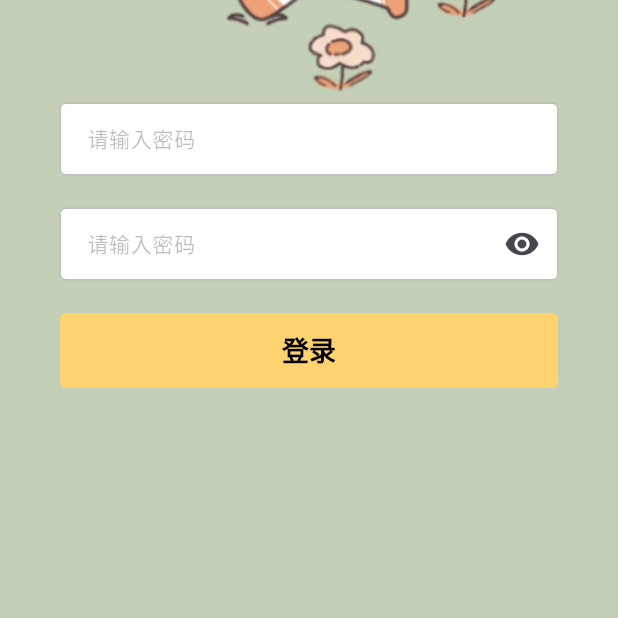
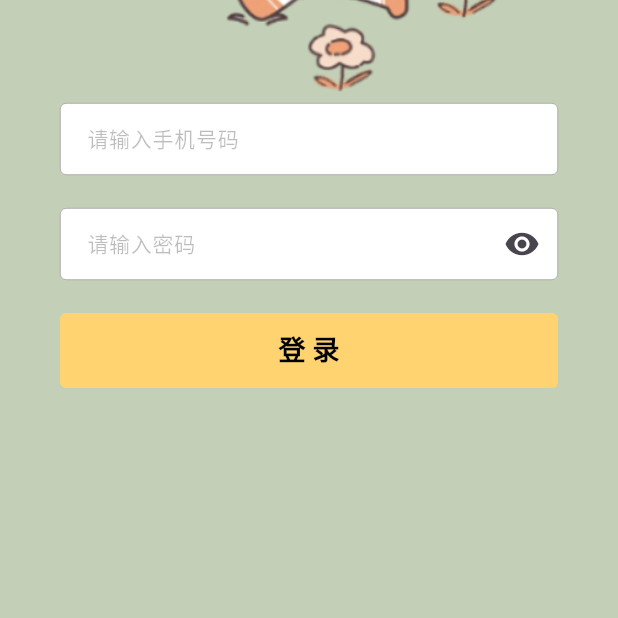
Before and after one commit to tiandi0228/expire, a Flutter app: the LoginScreen screen opened by its route, on a phone screen of 412 x 824 dp, the part 618-1236 px from its top. Run offline on Flutter 3.47's test engine with Material 3 defaults, Android fonts, the light colour scheme and no system bars; our stand-ins replace calendar_date_picker2, dio, fluro, flutter_staggered_animations, flutter_svg, shared_preferences; missing offline and left inert: common_utils, ftoast, tray_manager, uni_platform, window_manager; accounts and stored records are empty.

Commit message:
update:完成初步ui

```diff
--- a/lib/main.dart
+++ b/lib/main.dart
@@ -3,6 +3,7 @@ import 'package:expire/router/router.dart';
 import 'package:expire/screens/splash/splash_screen.dart';
 import 'package:flutter/material.dart';
 import 'package:flutter/services.dart';
+import 'package:flutter_localizations/flutter_localizations.dart';
 import 'package:uni_platform/uni_platform.dart';
 import 'package:window_manager/window_manager.dart';
 
@@ -50,6 +51,10 @@ class MyApp extends StatelessWidget {
   Widget build(BuildContext context) {
     return MaterialApp(
       debugShowCheckedModeBanner: false,
+      localizationsDelegates: GlobalMaterialLocalizations.delegates,
+      supportedLocales: const [
+        Locale('zh', ''),
+      ],
       theme: ThemeData(
         scaffoldBackgroundColor: backgroundColor,
       ),
--- a/lib/screens/login/widgets/body.dart
+++ b/lib/screens/login/widgets/body.dart
@@ -2,6 +2,8 @@ import 'dart:async';
 
 import 'package:common_utils/common_utils.dart';
 import 'package:expire/store/local_storage.dart';
+import 'package:expire/widgets/button_widget.dart';
+import 'package:expire/widgets/input_widget.dart';
 import 'package:flutter/material.dart';
 import 'package:ftoast/ftoast.dart';
 
@@ -20,7 +22,7 @@ class _BodyState extends State<Body> {
   final TextEditingController _pwdController = TextEditingController();
 
   // 登录
-  void _onLogin(BuildContext context) async {
+  Future<void> _onLogin(BuildContext context) async {
     if (!RegexUtil.isMobileExact(_usernameController.value.text)) {
       FToast.toast(
         context,
@@ -88,11 +90,21 @@ class _BodyState extends State<Body> {
                 Padding(
                     padding: EdgeInsets.only(
                         top: MediaQuery.of(context).size.height / 12)),
-                _buildPhoneInput(),
+                HCInput(
+                  controller: _usernameController,
+                  hintText: '请输入手机号码',
+                ),
                 const Padding(padding: EdgeInsets.only(top: 20)),
-                _buildPasswordInput(),
+                HCInput(
+                  controller: _pwdController,
+                  hintText: '请输入密码',
+                  obscureText: true,
+                ),
                 const Padding(padding: EdgeInsets.only(top: 20)),
-                _buildSubmit(context),
+                HCButton(
+                  onPressed: () => _onLogin(context),
+                  text: '登 录',
+                ),
               ],
             ),
           ),
@@ -114,121 +126,4 @@ class _BodyState extends State<Body> {
       ),
     );
   }
-
-  // 手机号码
-  Widget _buildPhoneInput() {
-    return Container(
-      width: MediaQuery.of(context).size.width,
-      height: 50,
-      padding: EdgeInsets.zero,
-      child: TextFormField(
-        controller: _usernameController,
-        keyboardType: TextInputType.visiblePassword,
-        decoration: const InputDecoration(
-          contentPadding: EdgeInsets.only(left: 14.0, bottom: 8.0, top: 8.0),
-          filled: true,
-          fillColor: Colors.white,
-          focusedBorder: OutlineInputBorder(
-            borderSide: BorderSide(
-              color: Colors.grey,
-              width: 0.5,
-            ),
-          ),
-          enabledBorder: OutlineInputBorder(
-            borderSide: BorderSide(
-              color: Colors.black38,
-              width: 0.5,
-            ),
-          ),
-          hintText: "请输入密码",
-          hintStyle: TextStyle(
-            fontSize: 14,
-            color: Colors.black26,
-          ),
-        ),
-        cursorColor: Colors.black,
-      ),
-    );
-  }
-
-  // 密码
-  Widget _buildPasswordInput() {
-    return Container(
-      width: MediaQuery.of(context).size.width,
-      height: 50,
-      padding: EdgeInsets.zero,
-      child: TextFormField(
-        controller: _pwdController,
-        keyboardType: TextInputType.visiblePassword,
-        decoration: InputDecoration(
-          contentPadding:
-              const EdgeInsets.only(left: 14.0, bottom: 8.0, top: 8.0),
-          filled: true,
-          fillColor: Colors.white,
-          focusedBorder: const OutlineInputBorder(
-            borderSide: BorderSide(
-              color: Colors.grey,
-              width: 0.5,
-            ),
-          ),
-          enabledBorder: const OutlineInputBorder(
-            borderSide: BorderSide(
-              color: Colors.black38,
-              width: 0.5,
-            ),
-          ),
-          hintText: "请输入密码",
-          hintStyle: const TextStyle(
-            fontSize: 14,
-            color: Colors.black26,
-          ),
-          suffixIcon: IconButton(
-            onPressed: () {
-              setState(() {
-                hidden = !hidden;
-              });
-            },
-            icon: Icon(
-              hidden
-                  ? Icons.remove_red_eye_rounded
-                  : Icons.remove_red_eye_outlined,
-            ),
-          ),
-        ),
-        obscureText: hidden,
-        cursorColor: Colors.black,
-      ),
-    );
-  }
-
-  // 登录按钮
-  Widget _buildSubmit(BuildContext context) {
-    return Container(
-      width: MediaQuery.of(context).size.width,
-      height: 50,
-      padding: EdgeInsets.zero,
-      child: TextButton(
-        onPressed: () => _onLogin(context),
-        style: ButtonStyle(
-          minimumSize: MaterialStateProperty.all(const Size(100, 40)),
-          padding: MaterialStateProperty.all(EdgeInsets.zero),
-          backgroundColor: MaterialStateProperty.all(const Color(0xFFFFD470)),
-          overlayColor: MaterialStateProperty.all(Colors.transparent),
-          shape: MaterialStateProperty.all(
-            RoundedRectangleBorder(
-              borderRadius: BorderRadius.circular(4),
-            ),
-          ),
-        ),
-        child: const Text(
-          '登录',
-          style: TextStyle(
-            color: Colors.black,
-            fontSize: 18,
-            fontWeight: FontWeight.w900,
-          ),
-        ),
-      ),
-    );
-  }
 }
--- /dev/null
+++ b/lib/widgets/button_widget.dart
@@ -0,0 +1,54 @@
+import 'package:flutter/material.dart';
+
+class HCButton extends StatefulWidget {
+  Function? onPressed;
+  String text;
+  Color? backgroundColor;
+  Color? textColor;
+
+  HCButton({
+    super.key,
+    this.onPressed,
+    required this.text,
+    this.backgroundColor = const Color(0xFFFFD470),
+    this.textColor = const Color(0xFF000000),
+  });
+
+  @override
+  State<StatefulWidget> createState() {
+    return _HCButtonState();
+  }
+}
+
+class _HCButtonState extends State<HCButton> {
+  @override
+  Widget build(BuildContext context) {
+    return Container(
+      width: MediaQuery.of(context).size.width,
+      height: 50,
+      padding: EdgeInsets.zero,
+      child: TextButton(
+        onPressed: () => widget.onPressed?.call(),
+        style: ButtonStyle(
+          minimumSize: MaterialStateProperty.all(const Size(100, 40)),
+          padding: MaterialStateProperty.all(EdgeInsets.zero),
+          backgroundColor: MaterialStateProperty.all(widget.backgroundColor),
+          overlayColor: MaterialStateProperty.all(Colors.transparent),
+          shape: MaterialStateProperty.all(
+            RoundedRectangleBorder(
+              borderRadius: BorderRadius.circular(4),
+            ),
+          ),
+        ),
+        child: Text(
+          widget.text,
+          style: TextStyle(
+            color: widget.textColor,
+            fontSize: 18,
+            fontWeight: FontWeight.w900,
+          ),
+        ),
+      ),
+    );
+  }
+}
--- /dev/null
+++ b/lib/widgets/input_widget.dart
@@ -0,0 +1,94 @@
+import 'package:flutter/material.dart';
+
+class HCInput extends StatefulWidget {
+  final TextEditingController? controller;
+  String? hintText;
+  bool? obscureText = false;
+
+  HCInput({
+    super.key,
+    this.controller,
+    this.hintText = '',
+    this.obscureText,
+  });
+
+  @override
+  State<StatefulWidget> createState() {
+    return _HCInputState();
+  }
+}
+
+class _HCInputState extends State<HCInput> {
+  bool hidden = false;
+
+  @override
+  void initState() {
+    super.initState();
+    debugPrint('${widget.obscureText}');
+    setState(() {
+      hidden = widget.obscureText == null ? false : true;
+    });
+  }
+
+  @override
+  Widget build(BuildContext context) {
+    return Container(
+      width: MediaQuery.of(context).size.width,
+      height: 50,
+      padding: EdgeInsets.zero,
+      child: TextFormField(
+        controller: widget.controller,
+        decoration: InputDecoration(
+          contentPadding: const EdgeInsets.only(
+            left: 14.0,
+            bottom: 8.0,
+            top: 8.0,
+          ),
+          filled: true,
+          fillColor: Colors.white,
+          border: OutlineInputBorder(
+            borderSide: const BorderSide(
+              color: Colors.black38,
+              width: 0.5,
+            ),
+            borderRadius: BorderRadius.circular(4),
+          ),
+          focusedBorder: const OutlineInputBorder(
+            borderSide: BorderSide(
+              color: Colors.black38,
+              width: 0.5,
+            ),
+          ),
+          enabledBorder: const OutlineInputBorder(
+            borderSide: BorderSide(
+              color: Colors.black38,
+              width: 0.5,
+            ),
+          ),
+          hoverColor: const Color(0xFFFAFAFA),
+          hintText: widget.hintText,
+          hintStyle: const TextStyle(
+            fontSize: 14,
+            color: Colors.black26,
+          ),
+          suffixIcon: widget.obscureText != null
+              ? IconButton(
+                  onPressed: () {
+                    setState(() {
+                      hidden = !hidden;
+                    });
+                  },
+                  icon: Icon(
+                    hidden
+                        ? Icons.remove_red_eye_rounded
+                        : Icons.remove_red_eye_outlined,
+                  ),
+                )
+              : null,
+        ),
+        obscureText: hidden,
+        cursorColor: Colors.black,
+      ),
+    );
+  }
+}
--- a/pubspec.yaml
+++ b/pubspec.yaml
@@ -37,10 +37,11 @@ dependencies:
   flutter_staggered_animations: ^1.0.0
   flutter_svg: ^2.0.10+1
   tray_manager: ^0.2.1
-  fluent_ui: ^4.4.0
+  calendar_date_picker2: ^0.5.3
   ftoast: ^2.0.0
   shared_preferences: ^2.2.2
   uni_platform: ^0.1.1
+  flutter_localization: ^0.2.0
 
 
   # The following adds the Cupertino Icons font to your application.
```
Also changed, not shown: lib/screens/create/widgets/body.dart (+2 -6 lines), lib/screens/create/widgets/form.dart (added, +105 -0 lines), lib/widgets/date_widget.dart (added, +162 -0 lines), lib/widgets/select_widget.dart (added, +95 -0 lines), demo/create.png (added), demo/home.png (added), pubspec.lock, 6 other files.
